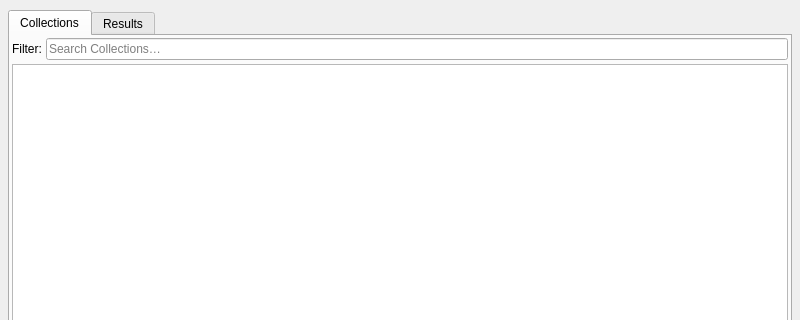
RevEngAI/reai-ida, file revengai/ui/auto_analysis_panel.ui: the form before one commit; both pictures show x 0 to 800 and y 0 to 320 of the 800 by 600 pixel window.
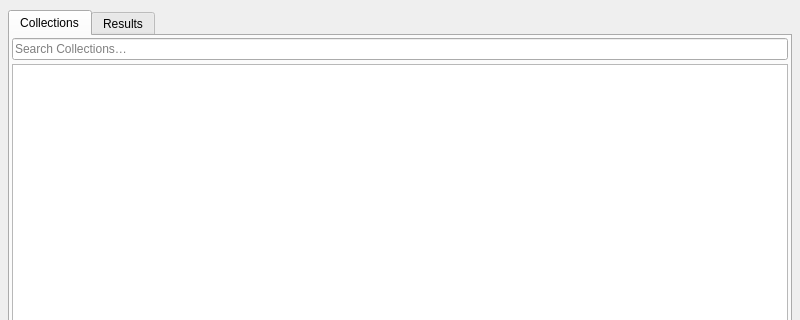
The form after the commit. Icons and pictures are not drawn.

Commit message: remove hidden label

```diff
--- a/revengai/ui/auto_analysis_panel.ui
+++ b/revengai/ui/auto_analysis_panel.ui
@@ -71,24 +71,6 @@
         <number>2</number>
        </property>
        <item>
-        <layout class="QHBoxLayout">
-         <item>
-          <widget class="QLabel" name="label_2">
-           <property name="text">
-            <string>Filter:</string>
-           </property>
-           <property name="textFormat">
-            <enum>Qt::PlainText</enum>
-           </property>
-           <property name="alignment">
-            <set>Qt::AlignCenter</set>
-           </property>
-           <property name="indent">
-            <number>0</number>
-           </property>
-          </widget>
-         </item>
-         <item>
           <widget class="QLineEdit" name="collectionsFilter">
            <property name="placeholderText">
             <string>Search Collections…</string>
@@ -98,8 +80,6 @@
            </property>
           </widget>
          </item>
-        </layout>
-       </item>
        <item>
         <widget class="QTableView" name="collectionsTable">
          <property name="contextMenuPolicy">
```
Left out of the diff: 20 changed lines with no effect on the pictures. Lines whose indentation alone changed are shown as unchanged. The commit also changes 3 other files.
